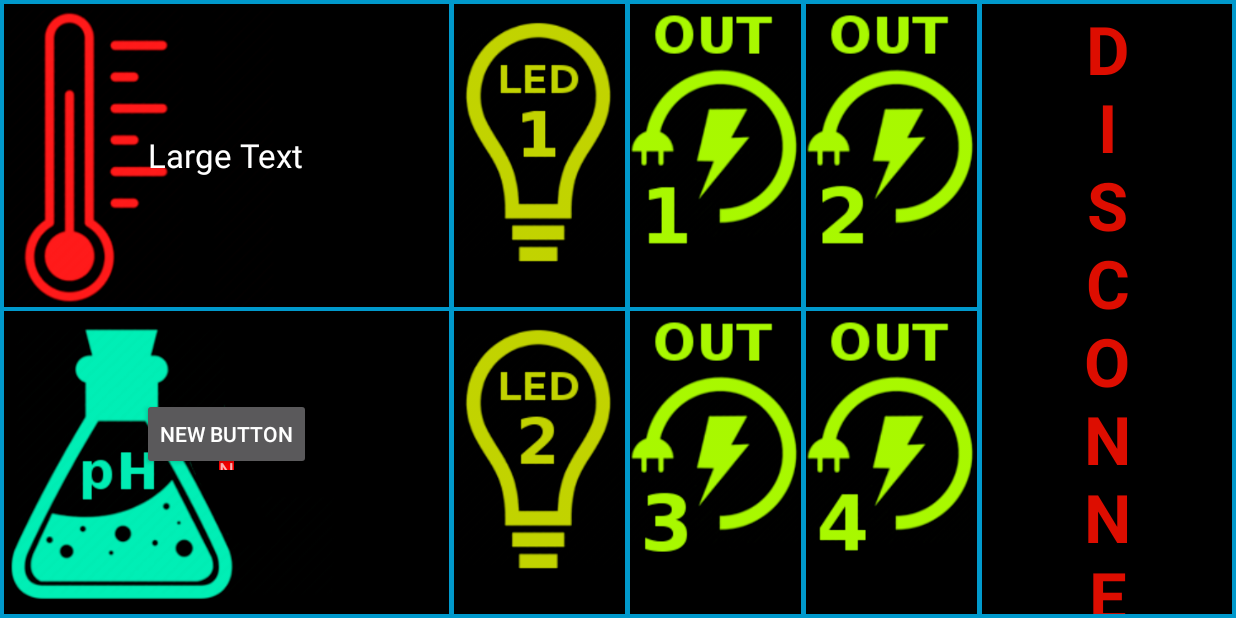
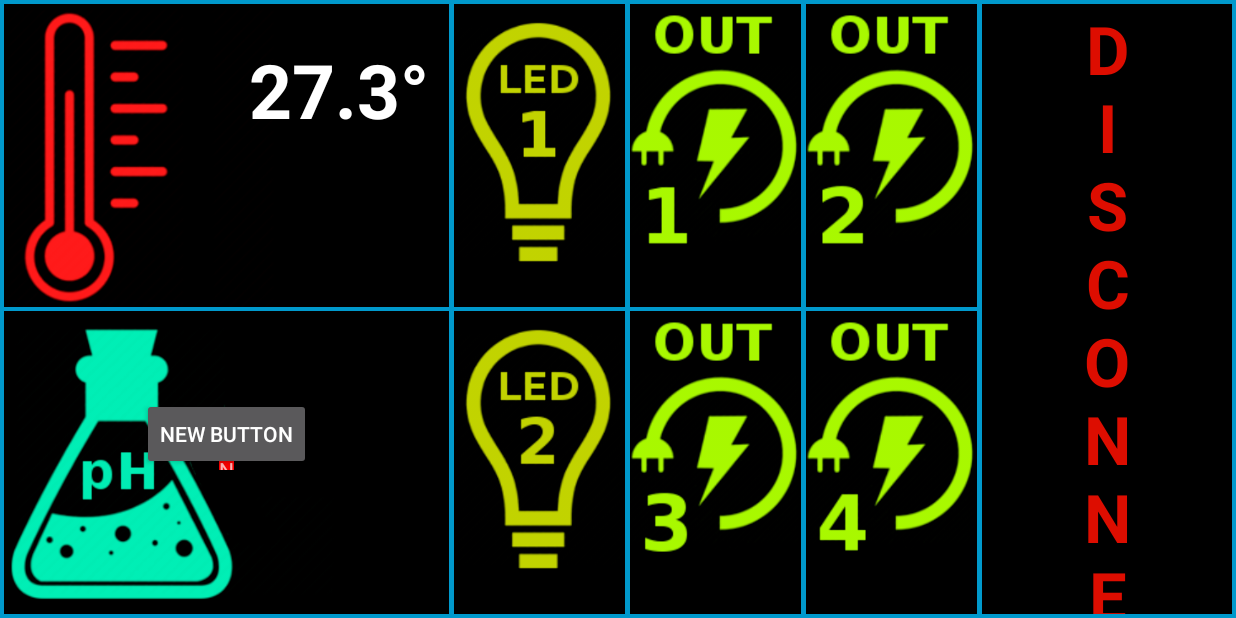
Before and after one commit to patlas/akwarium, an Android app: the screen it shows after launch (MainActivity), on a phone screen of 824 x 412 dp (held sideways). Run offline under Robolectric (Android 15) with nearby library versions, the light colour scheme and no system bars.

Commit message:
Share data betweend activities - termostat temp settings done

```diff
--- a/Aqua-controller-APP/app/src/main/java/com/controller/auqa/patlas/aqua_controller_app/MainActivity.java
+++ b/Aqua-controller-APP/app/src/main/java/com/controller/auqa/patlas/aqua_controller_app/MainActivity.java
@@ -69,20 +69,35 @@ public class MainActivity extends AppCompatActivity
         super.onResume();
         hideTopBar();
 
-        Object val = UserSettings.getInstance().get("temp");
-        if(val != null) {
-            ((TextView) findViewById(R.id.textView6)).append("" + (int) val);
+        UserSettings userSettings = UserSettings.getInstance();
 
-            Log.e("RESUME", "" + val);
+        Object temp = userSettings.get("s_temp");
+        Object termo = userSettings.get("termo");
+        if(temp != null && (boolean)termo == true) {
+
+//            long iPart = (long)temp;
+//            long fPart = (long)((int)temp*10);
+
+            TextView stemp_tv = ((TextView) findViewById(R.id.s_temp));
+            stemp_tv.setTextColor(getResources().getColor(R.color.colorConnected));
+
+            stemp_tv.setText(""+temp+"°C");
+            Log.e("RESUME_sTEMP", "" + temp);
         }
-        else
+        else{
             Log.e("RESUME", "NULL");
+            ((TextView)findViewById(R.id.s_temp)).setTextColor(0x00);
+        }
+
     }
 
     @Override
     protected void onCreate(Bundle savedInstanceState)
     {
         super.onCreate(savedInstanceState);
+
+        UserSettings.getInstance().save("termo", false);
+        UserSettings.getInstance().save("s_temp", 22); // TODO - nie dziala tylko float inne ok!!!!
 
         ui_strings.put("connected", "C\nO\nN\nN\nE\nC\nT\nE\nD");
         ui_strings.put("disconnected","D\nI\nS\nC\nO\nN\nN\nE\nC\nT\nE\nD");
--- a/Aqua-controller-APP/app/src/main/res/layout/activity_main.xml
+++ b/Aqua-controller-APP/app/src/main/res/layout/activity_main.xml
@@ -27,10 +27,31 @@
                 android:layout_width="wrap_content"
                 android:layout_height="wrap_content"
                 android:textAppearance="?android:attr/textAppearanceLarge"
-                android:text="Large Text"
-                android:id="@+id/textView6"
-                android:layout_centerVertical="true"
-                android:layout_centerHorizontal="true" />
+                android:text="27.3°"
+                android:id="@+id/m_temp"
+                android:textSize="75px"
+                android:singleLine="true"
+                android:textStyle="bold"
+                android:layout_alignParentTop="true"
+                android:layout_alignParentRight="true"
+                android:layout_alignParentEnd="true"
+                android:paddingTop="35px"
+                android:paddingRight="20px" />
+
+            <TextView
+                android:layout_width="wrap_content"
+                android:layout_height="wrap_content"
+                android:textAppearance="?android:attr/textAppearanceLarge"
+                android:text="22.3°C"
+                android:id="@+id/s_temp"
+                android:singleLine="true"
+                android:textStyle="bold"
+                android:textSize="30px"
+                android:textColor="@color/colorConnected"
+                android:paddingLeft="5px"
+                android:layout_below="@+id/m_temp"
+                android:layout_alignLeft="@+id/m_temp"
+                android:layout_alignStart="@+id/m_temp" />
         </RelativeLayout>
 
         <Space
```
Also changed, not shown: Aqua-controller-APP/app/src/main/java/com/controller/auqa/patlas/aqua_controller_app/TempActivity.java (+28 -4 lines).
